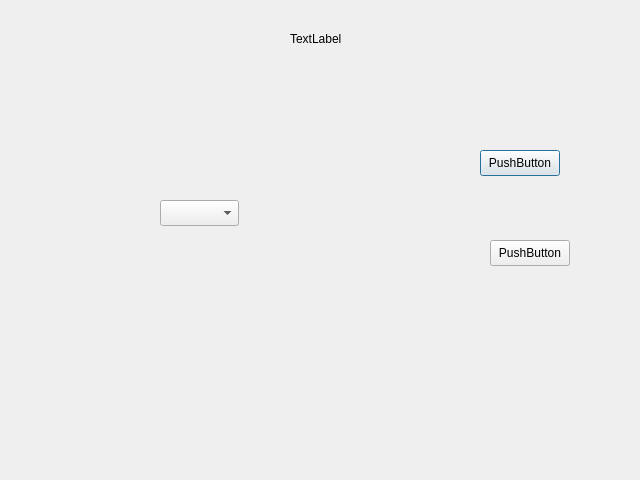
First picture: the form in findauto.ui, repository JohnnyBrawo/CarServ, before the edit.
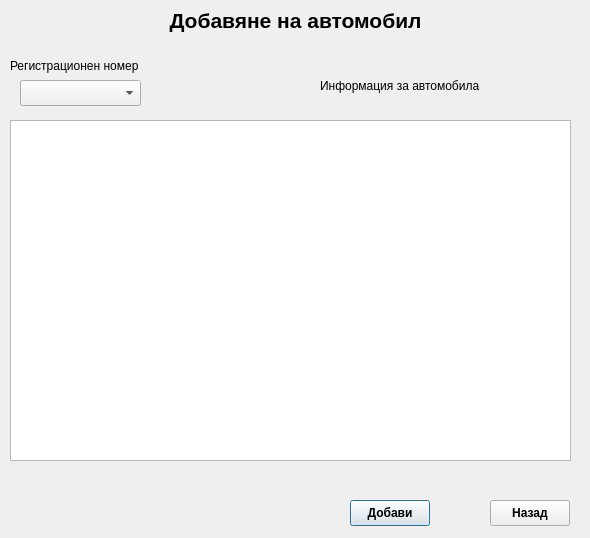
Second picture: the form after the edit.

```diff
--- a/findauto.ui
+++ b/findauto.ui
@@ -6,8 +6,8 @@
    <rect>
     <x>0</x>
     <y>0</y>
-    <width>640</width>
-    <height>480</height>
+    <width>590</width>
+    <height>538</height>
    </rect>
   </property>
   <property name="windowTitle">
@@ -16,52 +16,110 @@
   <widget class="QPushButton" name="Button_FindAutoDone">
    <property name="geometry">
     <rect>
-     <x>480</x>
-     <y>150</y>
+     <x>350</x>
+     <y>500</y>
      <width>80</width>
      <height>26</height>
     </rect>
    </property>
+   <property name="font">
+    <font>
+     <weight>75</weight>
+     <bold>true</bold>
+    </font>
+   </property>
    <property name="text">
-    <string>PushButton</string>
+    <string>Добави</string>
    </property>
   </widget>
   <widget class="QPushButton" name="Button_FindAutoCancel">
    <property name="geometry">
     <rect>
      <x>490</x>
-     <y>240</y>
+     <y>500</y>
      <width>80</width>
      <height>26</height>
     </rect>
    </property>
+   <property name="font">
+    <font>
+     <weight>75</weight>
+     <bold>true</bold>
+    </font>
+   </property>
    <property name="text">
-    <string>PushButton</string>
+    <string>Назад</string>
    </property>
   </widget>
   <widget class="QLabel" name="L_FindExistingAuto">
    <property name="geometry">
     <rect>
-     <x>290</x>
-     <y>30</y>
-     <width>58</width>
-     <height>18</height>
+     <x>10</x>
+     <y>50</y>
+     <width>161</width>
+     <height>31</height>
     </rect>
    </property>
    <property name="text">
-    <string>TextLabel</string>
+    <string>Регистрационен номер</string>
    </property>
   </widget>
   <widget class="QComboBox" name="Combo_FindAutoRegNumber">
    <property name="geometry">
     <rect>
-     <x>160</x>
-     <y>200</y>
-     <width>79</width>
+     <x>20</x>
+     <y>80</y>
+     <width>121</width>
      <height>26</height>
     </rect>
    </property>
   </widget>
+  <widget class="QLabel" name="L_MainFindAutoLabel">
+   <property name="geometry">
+    <rect>
+     <x>0</x>
+     <y>0</y>
+     <width>591</width>
+     <height>41</height>
+    </rect>
+   </property>
+   <property name="font">
+    <font>
+     <pointsize>16</pointsize>
+     <weight>75</weight>
+     <bold>true</bold>
+    </font>
+   </property>
+   <property name="text">
+    <string>Добавяне на автомобил</string>
+   </property>
+   <property name="alignment">
+    <set>Qt::AlignCenter</set>
+   </property>
+  </widget>
+  <widget class="QTextEdit" name="Text_AutoInformation">
+   <property name="geometry">
+    <rect>
+     <x>10</x>
+     <y>120</y>
+     <width>561</width>
+     <height>341</height>
+    </rect>
+   </property>
+  </widget>
+  <widget class="QLabel" name="L_FindExistingAuto_Info">
+   <property name="geometry">
+    <rect>
+     <x>320</x>
+     <y>70</y>
+     <width>211</width>
+     <height>31</height>
+    </rect>
+   </property>
+   <property name="text">
+    <string>Информация за автомобила</string>
+   </property>
+  </widget>
  </widget>
  <resources/>
  <connections/>
```
